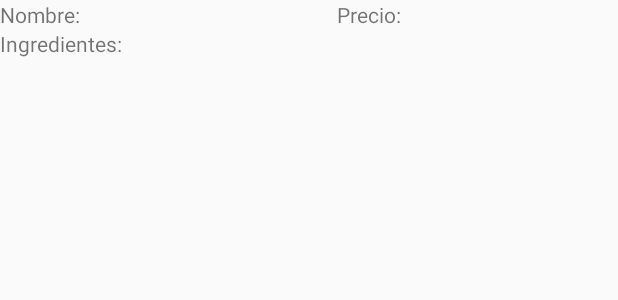
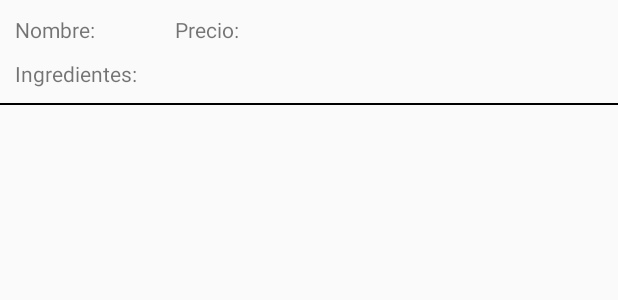
Before and after one commit to jessicahernandezjhv/testing_new_features, an Android app: the layout plato_item.xml on its own in the app's theme, with its tools: preview values and no code run, on a phone screen of 412 x 824 dp. Shown: the top 300 px of the screen. Run offline under Robolectric (Android 15) with nearby library versions, the phone set to English and light mode, and no system bars.

```diff
--- a/app/src/main/res/layout/fragment_platos.xml
+++ b/app/src/main/res/layout/fragment_platos.xml
@@ -3,7 +3,6 @@
     xmlns:tools="http://schemas.android.com/tools"
     android:layout_width="match_parent"
     android:layout_height="match_parent"
-    android:background="@android:color/holo_orange_light"
     tools:context=".FragmentPlatos">
 
     <android.support.v7.widget.RecyclerView
--- a/app/src/main/res/layout/plato_item.xml
+++ b/app/src/main/res/layout/plato_item.xml
@@ -3,31 +3,41 @@
     xmlns:android="http://schemas.android.com/apk/res/android"
     android:layout_width="match_parent"
     android:layout_height="match_parent"
-    android:orientation="horizontal">
+    android:orientation="vertical">
 
     <LinearLayout
         android:layout_width="wrap_content"
         android:layout_height="wrap_content"
-        android:layout_marginRight="140dp"
-        android:orientation="vertical">
+        android:layout_margin="10dp"
+        android:orientation="horizontal">
 
         <TextView
-            android:layout_width="wrap_content"
-            android:layout_height="match_parent"
-            android:text="Nombre: "
-            />
+                android:id="@+id/nombrePlatoID"
+                android:layout_width="wrap_content"
+                android:layout_height="wrap_content"
+                android:layout_marginRight="50dp"
+                android:text="Nombre: " />
 
         <TextView
+            android:id="@+id/precioPlatoID"
             android:layout_width="wrap_content"
-            android:layout_height="match_parent"
-            android:text="Ingredientes: "
-            />
-    </LinearLayout>
+            android:layout_height="wrap_content"
+            android:text="Precio: " />
+
+        </LinearLayout>
 
     <TextView
-        android:layout_width="wrap_content"
-        android:layout_height="match_parent"
-        android:text="Precio: "
-        />
+        android:id="@+id/ingredientesPlatoID"
+        android:layout_marginLeft="10dp"
+        android:layout_marginRight="10dp"
+        android:layout_width="match_parent"
+        android:layout_height="wrap_content"
+        android:text="Ingredientes: " />
 
+    <View
+        android:layout_width="match_parent"
+        android:layout_height="1dp"
+        android:layout_marginTop="10dp"
+        android:layout_marginBottom="10dp"
+        android:background="@android:color/black"/>
 </LinearLayout>
```
Also changed, not shown: app/src/main/java/jessicahernandez/damm8/com/testing_new_features/FragmentPlatos.java (+25 -13 lines), app/src/main/java/jessicahernandez/damm8/com/testing_new_features/FragmentVerReservas.java (+7 -1 lines), app/src/main/java/jessicahernandez/damm8/com/testing_new_features/PlatosAdapter.java (+19 -9 lines), app/src/main/java/jessicahernandez/damm8/com/testing_new_features/ReservasAdapter.java (+7 -8 lines).
